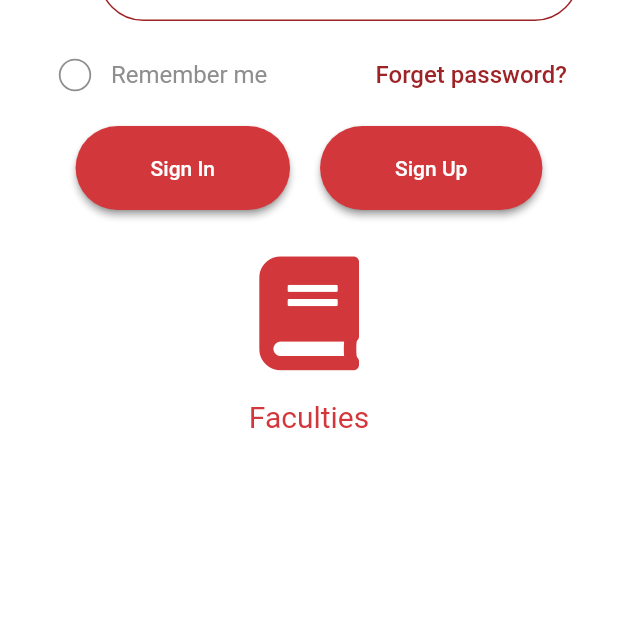
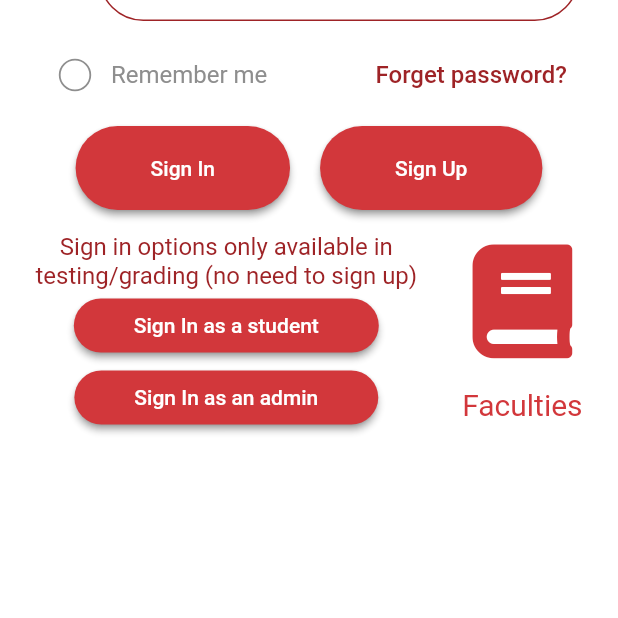
Before and after one commit to HomamAbosaleh/AGU-App, a Flutter app: the screen it shows after launch, scrolled down 376 dp, on a phone screen of 412 x 824 dp, the top half of it. Run offline on Flutter 3.47's test engine with Material 2 defaults, Android fonts, the phone set to English and light mode, and no system bars; our stand-ins replace cloud_firestore, firebase_auth, firebase_core, flutter_bloc, font_awesome_flutter, geolocator and 4 more; accounts and stored records are empty.

Commit message:
New login screen for the hoca

```diff
--- a/final_project/lib/UI/authenticate/login.dart
+++ b/final_project/lib/UI/authenticate/login.dart
@@ -60,6 +60,7 @@ class _LogInState extends State<LogIn> {
     return SizedBox(
       width: width,
       child: Column(
+        crossAxisAlignment: CrossAxisAlignment.center,
         children: [
           Text(
             'Login',
@@ -72,9 +73,7 @@ class _LogInState extends State<LogIn> {
             padding: const EdgeInsets.symmetric(horizontal: 26),
             child: TextField(
               focusNode: focus1,
-              inputFormatters: [
-                FilteringTextInputFormatter.allow(RegExp("[A-Za-z.]"))
-              ],
+              inputFormatters: [FilteringTextInputFormatter.allow(RegExp("[A-Za-z.]"))],
               style: TextStyle(
                 fontFamily: 'Roboto',
                 color: Theme.of(context).colorScheme.onSecondary,
@@ -82,12 +81,9 @@ class _LogInState extends State<LogIn> {
               cursorColor: gPrimaryGreyColor,
               controller: _userName,
               decoration: InputDecoration(
-                enabledBorder:
-                    Theme.of(context).inputDecorationTheme.enabledBorder,
-                focusedBorder:
-                    Theme.of(context).inputDecorationTheme.focusedBorder,
-                icon: Icon(Icons.email,
-                    color: Theme.of(context).colorScheme.surface),
+                enabledBorder: Theme.of(context).inputDecorationTheme.enabledBorder,
+                focusedBorder: Theme.of(context).inputDecorationTheme.focusedBorder,
+                icon: Icon(Icons.email, color: Theme.of(context).colorScheme.surface),
                 filled: true,
                 suffixText: domain,
                 hintText: 'Username',
@@ -112,12 +108,9 @@ class _LogInState extends State<LogIn> {
               obscureText: eye,
               controller: _password,
               decoration: InputDecoration(
-                enabledBorder:
-                    Theme.of(context).inputDecorationTheme.enabledBorder,
-                focusedBorder:
-                    Theme.of(context).inputDecorationTheme.focusedBorder,
-                icon: Icon(Icons.vpn_key_sharp,
-                    color: Theme.of(context).colorScheme.surface),
+                enabledBorder: Theme.of(context).inputDecorationTheme.enabledBorder,
+                focusedBorder: Theme.of(context).inputDecorationTheme.focusedBorder,
+                icon: Icon(Icons.vpn_key_sharp, color: Theme.of(context).colorScheme.surface),
                 suffixIcon: IconButton(
                   onPressed: () {
                     eye = !eye;
@@ -196,8 +189,7 @@ class _LogInState extends State<LogIn> {
                   focus1.unfocus();
                   focus2.unfocus();
                   if (_userName.text.isEmpty || _password.text.isEmpty) {
-                    alertDialog(context, "Cannot Sign In",
-                        "Please fill up all information");
+                    alertDialog(context, "Cannot Sign In", "Please fill up all information");
                   } else {
                     String shouldNavigate = await FireAuth().signIn(
                       email: _userName.text + domain,
@@ -219,10 +211,8 @@ class _LogInState extends State<LogIn> {
                 },
                 style: ElevatedButton.styleFrom(
                   primary: rPrimaryRedColor,
-                  padding:
-                      const EdgeInsets.symmetric(horizontal: 50, vertical: 20),
-                  shape: RoundedRectangleBorder(
-                      borderRadius: BorderRadius.circular(30)),
+                  padding: const EdgeInsets.symmetric(horizontal: 50, vertical: 20),
+                  shape: RoundedRectangleBorder(borderRadius: BorderRadius.circular(30)),
                 ),
                 child: const Text("Sign In"),
               ),
@@ -237,16 +227,84 @@ class _LogInState extends State<LogIn> {
                 },
                 style: ElevatedButton.styleFrom(
                   primary: rPrimaryRedColor,
-                  padding:
-                      const EdgeInsets.symmetric(horizontal: 50, vertical: 20),
-                  shape: RoundedRectangleBorder(
-                      borderRadius: BorderRadius.circular(30)),
+                  padding: const EdgeInsets.symmetric(horizontal: 50, vertical: 20),
+                  shape: RoundedRectangleBorder(borderRadius: BorderRadius.circular(30)),
                 ),
                 child: const Text("Sign Up"),
               ),
             ],
           ),
-          const SizedBox(height: 30),
+          const SizedBox(height: 15),
+          Row(
+            mainAxisAlignment: MainAxisAlignment.center,
+            children: [
+              Column(
+                mainAxisAlignment: MainAxisAlignment.spaceEvenly,
+                children: [
+                  Text(
+                    'Sign in options only available in \ntesting/grading (no need to sign up)',
+                    textAlign: TextAlign.center,
+                    style: Theme.of(context).textTheme.headline5!.copyWith(fontSize: 16),
+                  ),
+                  ElevatedButton(
+                    onPressed: () async {
+                      focus1.unfocus();
+                      focus2.unfocus();
+                      String shouldNavigate = await FireAuth().signIn(
+                        email: "first.laststudent@agu.edu.tr",
+                        password: "123comp123s",
+                      );
+                      if (shouldNavigate == "true") {
+                        if (rememberMe) {
+                          await SharedPreference.saveLoggingIn(true);
+                        } else {
+                          await SharedPreference.saveLoggingIn(false);
+                        }
+                        await setUpDate();
+                        Navigator.pushNamedAndRemoveUntil(
+                            context, '/navigationBar', (route) => false);
+                      } else {
+                        alertDialog(context, "Cannot Sign In", shouldNavigate);
+                      }
+                    },
+                    style: ElevatedButton.styleFrom(
+                      primary: rPrimaryRedColor,
+                      padding: const EdgeInsets.symmetric(horizontal: 40, vertical: 10),
+                      shape: RoundedRectangleBorder(borderRadius: BorderRadius.circular(30)),
+                    ),
+                    child: const Text("Sign In as a student"),
+                  ),
+                  ElevatedButton(
+                    onPressed: () async {
+                      focus1.unfocus();
+                      focus2.unfocus();
+                      String shouldNavigate = await FireAuth().signIn(
+                        email: "first.lastadmin@agu.edu.tr",
+                        password: "123comp123a",
+                      );
+                      if (shouldNavigate == "true") {
+                        if (rememberMe) {
+                          await SharedPreference.saveLoggingIn(true);
+                        } else {
+                          await SharedPreference.saveLoggingIn(false);
+                        }
+                        await setUpDate();
+                        Navigator.pushNamedAndRemoveUntil(
+                            context, '/navigationBar', (route) => false);
+                      } else {
+                        alertDialog(context, "Cannot Sign In", shouldNavigate);
+                      }
+                    },
+                    style: ElevatedButton.styleFrom(
+                      primary: rPrimaryRedColor,
+                      padding: const EdgeInsets.symmetric(horizontal: 40, vertical: 10),
+                      shape: RoundedRectangleBorder(borderRadius: BorderRadius.circular(30)),
+                    ),
+                    child: const Text("Sign In as an admin"),
+                  ),
+                ],
+              ),
+              const SizedBox(width: 30),
               InkWell(
                 onTap: () {
                   Navigator.pushNamed(context, '/faculties_page');
@@ -271,12 +329,13 @@ class _LogInState extends State<LogIn> {
               ),
             ],
           ),
+        ],
+      ),
     );
   }
 
   Future<void> setUpDate() async {
-    await SharedPreference.saveUserName(
-        _userName.text.replaceAll(".", " ").toLowerCase());
+    await SharedPreference.saveUserName(_userName.text.replaceAll(".", " ").toLowerCase());
     await SharedPreference.saveUserId(FireAuth().currentUserID);
     await SharedPreference.saveUserEmail(_userName.text.toLowerCase() + domain);
     Constants.getUpConstants();
--- a/final_project/lib/UI/courses/evaluate_course_screen.dart
+++ b/final_project/lib/UI/courses/evaluate_course_screen.dart
@@ -41,7 +41,7 @@ class _EvaluateCourseScreenState extends State<EvaluateCourseScreen> {
             );
           }
           if (snapshot.data.docs.length == 0) {
-            return Center(
+            return const Center(
               child: Text(
                 'No courses to approve!',
                 style: TextStyle(fontSize: 36),
@@ -49,7 +49,6 @@ class _EvaluateCourseScreenState extends State<EvaluateCourseScreen> {
             );
           } else {
             return ListView.builder(
-              //print(snapshot.data!.size);
               shrinkWrap: true,
               itemCount: snapshot.data.docs.length,
               itemBuilder: (context, index) {
```
Lines whose indentation alone changed are shown as unchanged.
